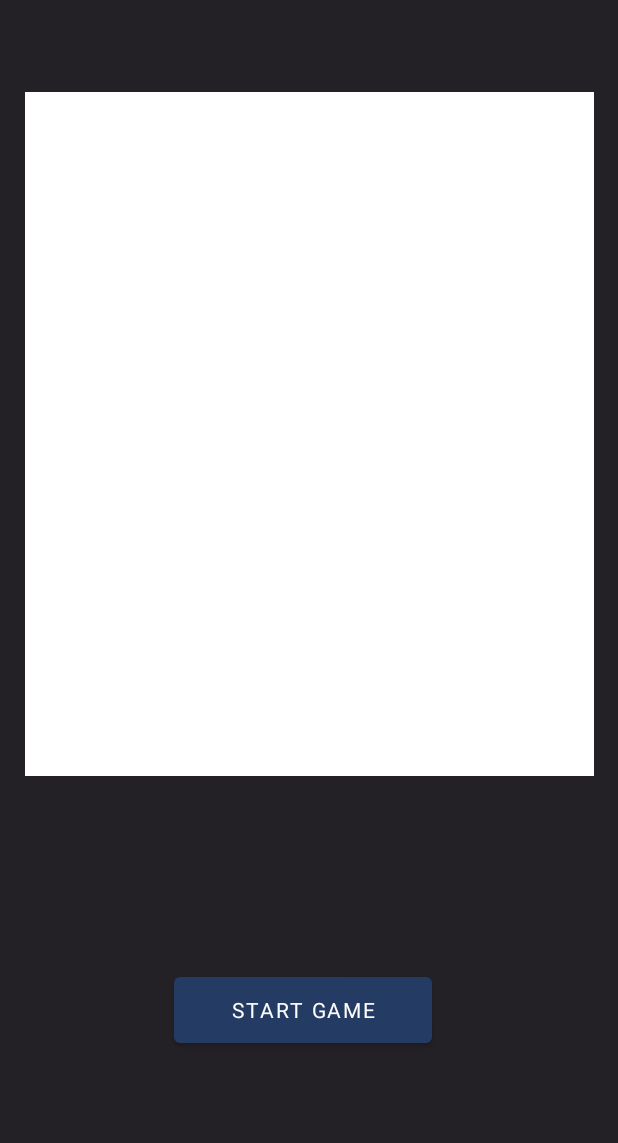
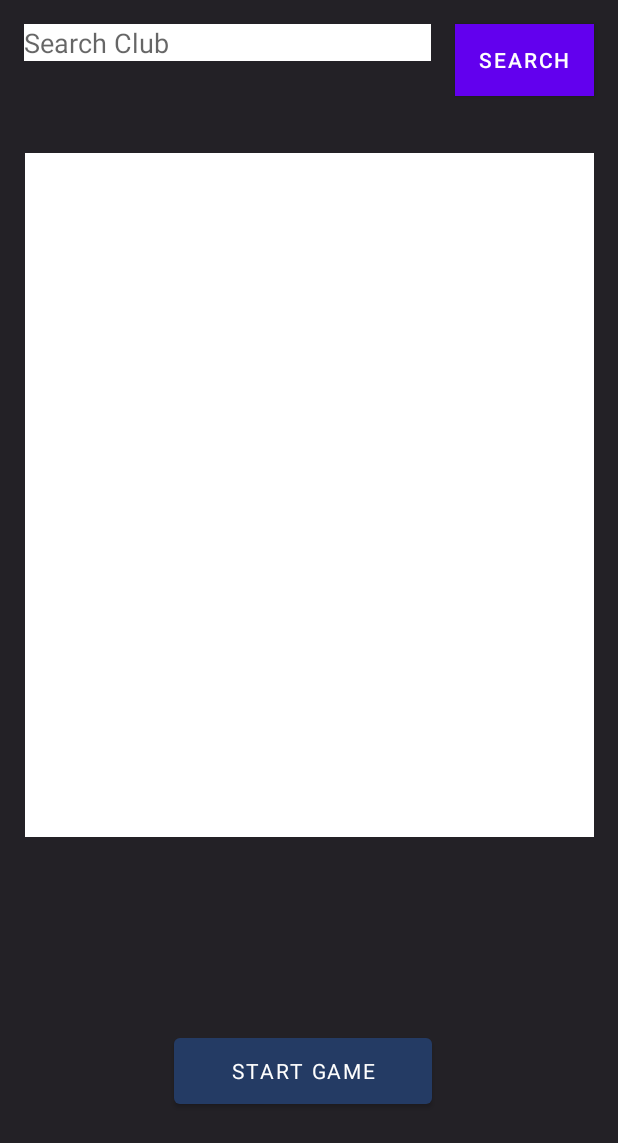
Before and after one commit to GlebanB1/FootballFantasy, an Android app: the GameActivity screen opened directly, with no data from a screen before it, on a phone screen of 412 x 824 dp. Shown: the top 1143 px of the screen. Run offline under Robolectric (Android 15) with nearby library versions, the light colour scheme and no system bars; Roboto replaces fonts that are not available here.

Commit message:
Full Game  1.1

```diff
--- a/app/src/main/java/com/example/footballfantasy/EditActivity.kt
+++ b/app/src/main/java/com/example/footballfantasy/EditActivity.kt
@@ -9,6 +9,8 @@ import android.widget.EditText
 import android.widget.TextView
 import android.widget.Toast
 import androidx.appcompat.app.AlertDialog
+
+// this page to edit your table with clubs and to start main game
 
 class EditActivity : AppCompatActivity() {
 
--- a/app/src/main/res/layout/activity_game.xml
+++ b/app/src/main/res/layout/activity_game.xml
@@ -7,17 +7,44 @@
     android:background="@color/black_app"
     tools:context=".GameActivity">
 
+    <EditText
+        android:id="@+id/searchEditText"
+        android:layout_width="0dp"
+        android:layout_height="wrap_content"
+        android:layout_marginStart="16dp"
+        android:layout_marginTop="16dp"
+        android:layout_marginEnd="16dp"
+        android:background="@android:color/white"
+        android:hint="Search Club"
+        android:inputType="text"
+        android:textColor="@android:color/black"
+        app:layout_constraintEnd_toStartOf="@+id/searchButton"
+        app:layout_constraintStart_toStartOf="parent"
+        app:layout_constraintTop_toTopOf="parent" />
+
+    <Button
+        android:id="@+id/searchButton"
+        android:layout_width="wrap_content"
+        android:layout_height="wrap_content"
+        android:layout_marginEnd="16dp"
+        android:background="@color/blue_app"
+        android:text="Search"
+        android:textColor="#FEFEFE"
+        app:layout_constraintEnd_toEndOf="parent"
+        app:layout_constraintTop_toTopOf="@+id/searchEditText" />
+
     <TextView
         android:id="@+id/textViewClubTable"
         android:layout_width="379dp"
         android:layout_height="456dp"
+        android:layout_marginTop="8dp"
         android:background="@android:color/white"
         android:textColor="@android:color/black"
         android:textSize="16sp"
         app:layout_constraintBottom_toBottomOf="parent"
         app:layout_constraintEnd_toEndOf="parent"
         app:layout_constraintStart_toStartOf="parent"
-        app:layout_constraintTop_toTopOf="parent"
+        app:layout_constraintTop_toBottomOf="@+id/searchEditText"
         app:layout_constraintVertical_bias="0.166"
         app:layout_constraintWidth_default="percent"
         app:layout_constraintWidth_percent="0.8"
```
Also changed, not shown: app/src/main/java/com/example/footballfantasy/DataBaseHandler.kt (+54 -1 lines), app/src/main/java/com/example/footballfantasy/GameActivity.kt (+26 -0 lines).
